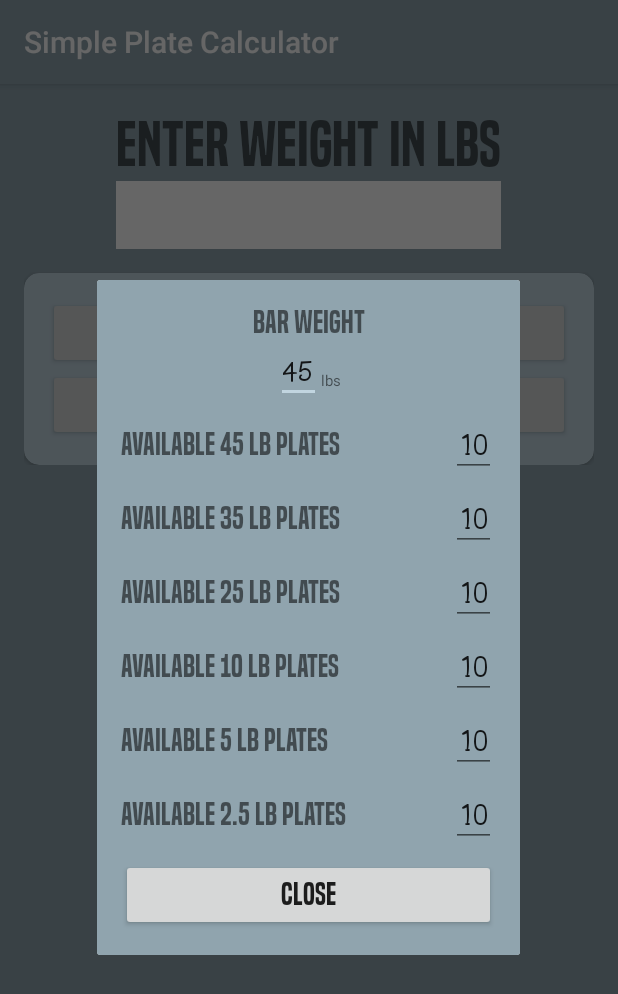
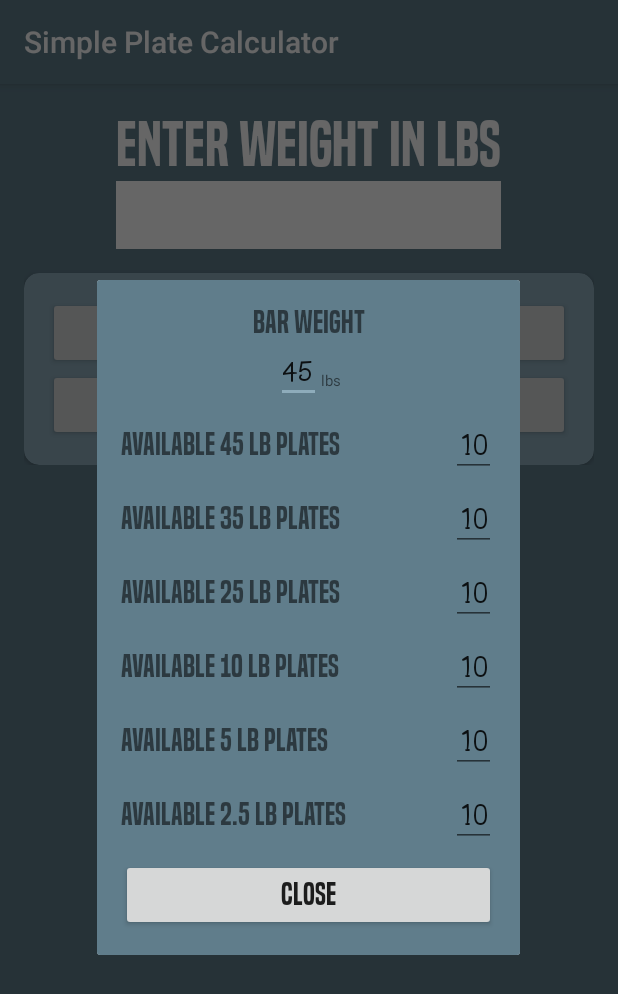
Before and after one commit to TJBlack31/WeightCalculator, an Android app: the screen it shows after launch (MainActivity), after a tap on "CHANGE AVAILABLE WEIGHTS", on a phone screen of 412 x 824 dp. Shown: the top 994 px of the screen. Run offline under Robolectric (Android 15) with nearby library versions, the phone set to English and light mode, and no system bars.

Commit message:
changed package name.

```diff
--- a/app/build.gradle
+++ b/app/build.gradle
@@ -3,7 +3,7 @@
 android {
     compileSdkVersion 26
     defaultConfig {
-        applicationId "com.morticia.android.applicationproj"
+        applicationId "com.travisb.android.simpleplatecalculator"
         minSdkVersion 15
         targetSdkVersion 26
         versionCode 1
--- a/app/src/main/AndroidManifest.xml
+++ b/app/src/main/AndroidManifest.xml
@@ -1,6 +1,6 @@
 <?xml version="1.0" encoding="utf-8"?>
 <manifest xmlns:android="http://schemas.android.com/apk/res/android"
-    package="com.morticia.android.applicationproj">
+    package="com.travisb.android.simpleplatecalculator">
 
     <application
         android:allowBackup="true"
--- a/app/src/main/java/com/travisb/android/simpleplatecalculator/EditWeightsDialog.java
+++ b/app/src/main/java/com/travisb/android/simpleplatecalculator/EditWeightsDialog.java
@@ -9,7 +9,7 @@
 import android.widget.EditText;
 import android.widget.TextView;
 
-import com.morticia.android.applicationproj.R;
+
 
 
 public class EditWeightsDialog extends DialogFragment {
--- a/app/src/main/java/com/travisb/android/simpleplatecalculator/MainActivity.java
+++ b/app/src/main/java/com/travisb/android/simpleplatecalculator/MainActivity.java
@@ -12,7 +12,7 @@
 import android.widget.FrameLayout;
 import android.widget.TextView;
 
-import com.morticia.android.applicationproj.R;
+
 
 import java.util.HashMap;
 
--- a/app/src/main/java/com/travisb/android/simpleplatecalculator/WeightDisplay.java
+++ b/app/src/main/java/com/travisb/android/simpleplatecalculator/WeightDisplay.java
@@ -10,7 +10,7 @@
 import android.widget.LinearLayout;
 import android.widget.TextView;
 
-import com.morticia.android.applicationproj.R;
+
 
 import java.util.ArrayList;
 
--- a/app/src/main/res/layout/activity_main.xml
+++ b/app/src/main/res/layout/activity_main.xml
@@ -6,7 +6,7 @@
     android:background="@color/colorPrimary"
     android:layout_height="match_parent"
     android:layout_gravity="bottom"
-    tools:context="com.morticia.android.applicationproj.com.morticia.android.simpleplatecalculator.MainActivity">
+    tools:context="com.travisb.android.simpleplatecalculator.MainActivity">
 
     <LinearLayout
         android:layout_width="match_parent"
@@ -28,6 +28,7 @@
                 android:layout_height="wrap_content"
                 android:layout_weight="1"
                 android:textSize="40sp"
+                android:textColor = "@android:color/white"
                 android:text="Enter weight in lbs" />
 
             <EditText
--- a/app/src/main/res/layout/fragment_edit_weights.xml
+++ b/app/src/main/res/layout/fragment_edit_weights.xml
@@ -2,7 +2,7 @@
     xmlns:tools="http://schemas.android.com/tools"
     android:layout_width="match_parent"
     android:layout_height="wrap_content"
-    tools:context="com.morticia.android.applicationproj.com.morticia.android.simpleplatecalculator.EditWeightsDialog">
+    tools:context="com.travisb.android.simpleplatecalculator.MainActivity">
 
     <!-- TODO: Update blank fragment layout -->
 
--- a/app/src/main/res/layout/fragment_weight_display.xml
+++ b/app/src/main/res/layout/fragment_weight_display.xml
@@ -4,7 +4,7 @@
     android:layout_width="match_parent"
     android:background="@color/colorPrimary"
     android:layout_height="match_parent"
-    tools:context="com.morticia.android.applicationproj.com.morticia.android.simpleplatecalculator.WeightDisplay">
+    tools:context="com.travisb.android.simpleplatecalculator.MainActivity">
 
     <!-- TODO: Update blank fragment layout -->
 
--- a/app/src/main/res/values/colors.xml
+++ b/app/src/main/res/values/colors.xml
@@ -1,6 +1,6 @@
 <?xml version="1.0" encoding="utf-8"?>
 <resources>
-    <color name="colorPrimary">#90a4ae</color>
-    <color name="colorPrimaryDark">#62757f</color>
-    <color name="colorAccent">#c1d5e0</color>
+    <color name="colorPrimary">#607d8b</color>
+    <color name="colorPrimaryDark">#34515e</color>
+    <color name="colorAccent">#8eacbb</color>
 </resources>
--- a/app/src/main/res/values/strings.xml
+++ b/app/src/main/res/values/strings.xml
@@ -1,6 +1,5 @@
 <resources>
     <string name="app_name">Simple Plate Calculator</string>
 
-    <!-- TODO: Remove or change this placeholder text -->
-    <string name="hello_blank_fragment">Hello blank fragment</string>
+
 </resources>
```
